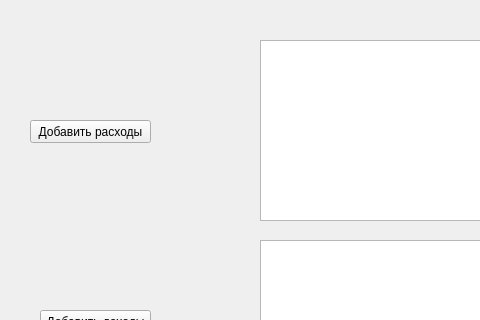
The window that mainwindow.ui (VSemikoz/manager) describes before a commit, drawn with Qt 5; both pictures show x 0 to 480 and y 0 to 320 of the 800 by 600 pixel window.
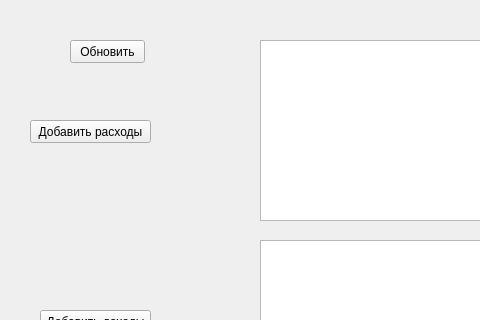
The same window after the commit.

What changed in the file:
```diff
--- a/mainwindow.ui
+++ b/mainwindow.ui
@@ -60,6 +60,19 @@
      </rect>
     </property>
    </widget>
+   <widget class="QPushButton" name="pushButton_3">
+    <property name="geometry">
+     <rect>
+      <x>70</x>
+      <y>40</y>
+      <width>75</width>
+      <height>23</height>
+     </rect>
+    </property>
+    <property name="text">
+     <string>Обновить</string>
+    </property>
+   </widget>
   </widget>
   <widget class="QMenuBar" name="menubar">
    <property name="geometry">
```
